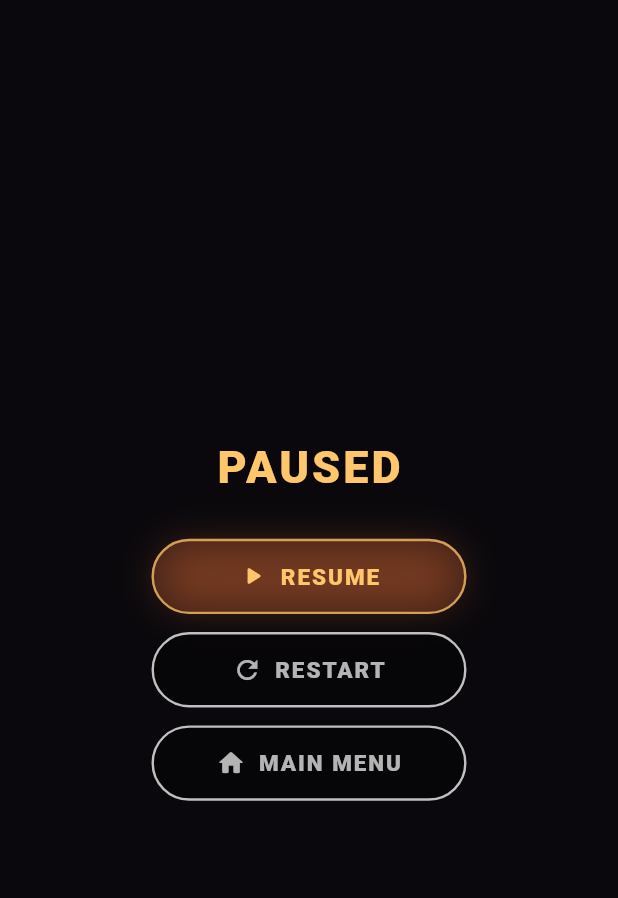
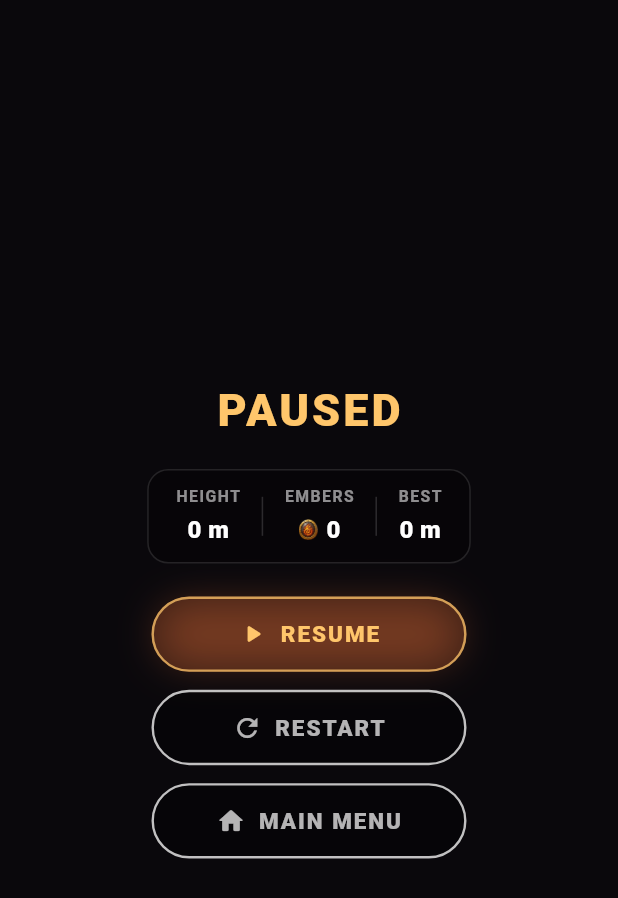
Before and after one commit to PashaKatsikov/PyrofallRidge, a Flutter app: the PauseOverlay widget shown alone on an empty page, opened directly with empty values, on a phone screen of 412 x 824 dp. Shown: the top 898 px of the screen. Run offline on Flutter 3.47's test engine with Material 3 defaults, Android fonts, the phone set to English and light mode, and no system bars; our stand-ins replace audioplayers, shared_preferences, webview_flutter; accounts and stored records are empty; statements that could not run were skipped.

Commit message:
Show live run stats on pause overlay, bump version to 1.0.1+2
Players resuming or bailing from a run had no visibility into their
current height/Embers while paused; surfacing it makes that decision
informed instead of relying on memory.

Co-authored-by: Cursor <cursoragent@cursor.com>

```diff
--- a/lib/screens/game_screen.dart
+++ b/lib/screens/game_screen.dart
@@ -141,6 +141,7 @@ class _GameScreenState extends State<GameScreen>
                           return ReadyOverlay(onExit: _exitToMenu);
                         case GamePhase.paused:
                           return PauseOverlay(
+                            hud: _controller.hud,
                             onResume: _controller.resume,
                             onRestart: _controller.start,
                             onExit: _exitToMenu,
--- a/lib/widgets/pause_overlay.dart
+++ b/lib/widgets/pause_overlay.dart
@@ -2,6 +2,10 @@ import 'dart:ui' as ui;
 
 import 'package:flutter/material.dart';
 
+import '../models/hud_snapshot.dart';
+import '../rendering/item_sprites.dart';
+import '../services/items_atlas_service.dart';
+import 'atlas_icon.dart';
 import 'menu_tile.dart';
 import 'progress_badges.dart';
 
@@ -14,11 +18,13 @@ import 'progress_badges.dart';
 class PauseOverlay extends StatefulWidget {
   const PauseOverlay({
     super.key,
+    required this.hud,
     required this.onResume,
     required this.onRestart,
     required this.onExit,
   });
 
+  final ValueNotifier<HudSnapshot> hud;
   final VoidCallback onResume;
   final VoidCallback onRestart;
   final VoidCallback onExit;
@@ -74,7 +80,13 @@ class _PauseOverlayState extends State<PauseOverlay>
                       letterSpacing: 2,
                     ),
                   ),
-                  const SizedBox(height: 26),
+                  const SizedBox(height: 18),
+                  ValueListenableBuilder<HudSnapshot>(
+                    valueListenable: widget.hud,
+                    builder: (context, snapshot, _) =>
+                        _PauseStatsRow(snapshot: snapshot),
+                  ),
+                  const SizedBox(height: 22),
                   PrimaryButton(label: 'RESUME', width: 210, onTap: widget.onResume),
                   const SizedBox(height: 12),
                   PrimaryButton(
@@ -101,3 +113,109 @@ class _PauseOverlayState extends State<PauseOverlay>
     );
   }
 }
+
+/// Current-run height and Embers, plus the standing best height, shown while
+/// paused so the decision to resume or bail is made with the run's actual
+/// stakes in view rather than from memory.
+class _PauseStatsRow extends StatelessWidget {
+  const _PauseStatsRow({required this.snapshot});
+
+  final HudSnapshot snapshot;
+
+  @override
+  Widget build(BuildContext context) {
+    return Container(
+      padding: const EdgeInsets.symmetric(horizontal: 18, vertical: 10),
+      decoration: BoxDecoration(
+        color: Colors.black.withValues(alpha: 0.32),
+        borderRadius: BorderRadius.circular(14),
+        border: Border.all(color: Colors.white.withValues(alpha: 0.12)),
+      ),
+      child: FittedBox(
+        fit: BoxFit.scaleDown,
+        child: Row(
+          mainAxisSize: MainAxisSize.min,
+          children: [
+            _Stat(label: 'HEIGHT', value: '${snapshot.heightMeters} m'),
+            _Divider(),
+            _Stat.icon(
+              label: 'EMBERS',
+              value: '${snapshot.embersThisRun}',
+              icon: ItemsAtlasService.instance.cell(
+                  ItemSprites.uiCurrency.row, ItemSprites.uiCurrency.col),
+            ),
+            _Divider(),
+            _Stat(label: 'BEST', value: '${snapshot.bestHeightMeters} m'),
+          ],
+        ),
+      ),
+    );
+  }
+}
+
+class _Divider extends StatelessWidget {
+  @override
+  Widget build(BuildContext context) {
+    return Container(
+      width: 1,
+      height: 26,
+      margin: const EdgeInsets.symmetric(horizontal: 14),
+      color: Colors.white.withValues(alpha: 0.15),
+    );
+  }
+}
+
+class _Stat extends StatelessWidget {
+  const _Stat({required this.label, required this.value}) : icon = null;
+
+  const _Stat.icon({
+    required this.label,
+    required this.value,
+    required this.icon,
+  });
+
+  final String label;
+  final String value;
+  final ui.Image? icon;
+
+  @override
+  Widget build(BuildContext context) {
+    return Column(
+      mainAxisSize: MainAxisSize.min,
+      children: [
+        Text(
+          label,
+          style: TextStyle(
+            color: Colors.white.withValues(alpha: 0.55),
+            fontSize: 10.5,
+            fontWeight: FontWeight.w700,
+            letterSpacing: 1,
+          ),
+        ),
+        const SizedBox(height: 3),
+        Row(
+          mainAxisSize: MainAxisSize.min,
+          children: [
+            if (icon != null) ...[
+              AtlasIcon(
+                image: icon,
+                size: 14,
+                fallback: Icons.local_fire_department,
+                fallbackColor: kAccent,
+              ),
+              const SizedBox(width: 5),
+            ],
+            Text(
+              value,
+              style: const TextStyle(
+                color: Colors.white,
+                fontSize: 16,
+                fontWeight: FontWeight.w800,
+              ),
+            ),
+          ],
+        ),
+      ],
+    );
+  }
+}
--- a/pubspec.yaml
+++ b/pubspec.yaml
@@ -16,7 +16,7 @@ publish_to: 'none' # Remove this line if you wish to publish to pub.dev
 # https://developer.apple.com/library/archive/documentation/General/Reference/InfoPlistKeyReference/Articles/CoreFoundationKeys.html
 # In Windows, build-name is used as the major, minor, and patch parts
 # of the product and file versions while build-number is used as the build suffix.
-version: 1.0.0+1
+version: 1.0.1+2
 
 environment:
   sdk: ^3.12.2
```
Also changed, not shown: 1 other file.
